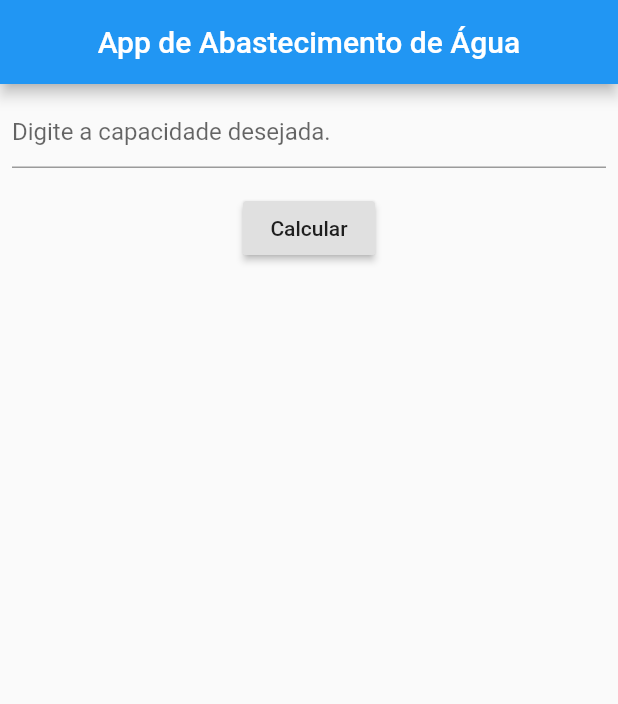
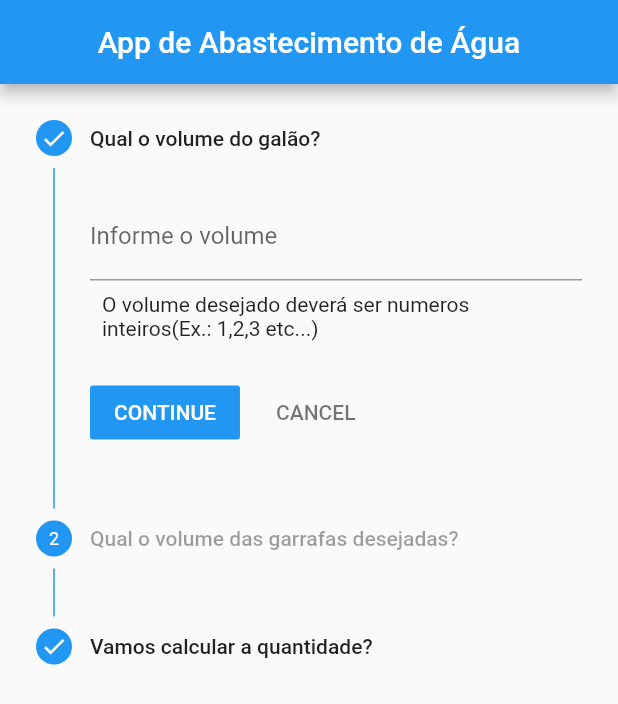
Before and after one commit to MuriloAlexSilva/app_abastecimentoAgua, a Flutter app: the screen it shows after launch, on a phone screen of 412 x 824 dp. Shown: the top 704 px of the screen. Run offline on Flutter 3.47's test engine with Material 2 defaults, Android fonts, the phone set to English and light mode, and no system bars.

Commit message:
Refatorando todo o app, alterando para o Stepper

```diff
--- a/app_abastecimento_agua/lib/app/views/homePage.dart
+++ b/app_abastecimento_agua/lib/app/views/homePage.dart
@@ -1,71 +1,178 @@
 import 'dart:math';
+import 'dart:ui';
 
+import 'package:app_abastecimento_agua/app/views/finalPage.dart';
 import 'package:flutter/material.dart';
 
 class MyApp extends StatefulWidget {
+  MyApp({Key key}) : super(key: key);
   @override
   _MyAppState createState() => _MyAppState();
 }
 
 class _MyAppState extends State<MyApp> {
+  int _currentStep = 0;
+  StepperType stepperType = StepperType.vertical;
   TextEditingController capacidadeController = TextEditingController();
+  TextEditingController garrafa1Controller = TextEditingController();
+  TextEditingController garrafa2Controller = TextEditingController();
+  TextEditingController garrafa3Controller = TextEditingController();
 
   @override
   Widget build(BuildContext context) {
     return MaterialApp(
+      routes: {
+        '/finalPage': (context) => FinalPage(),
+      },
+      title: "App de Abastecimento de Água",
       home: Scaffold(
         appBar: AppBar(
           title: Text("App de Abastecimento de Água"),
           centerTitle: true,
         ),
-        body: Column(
-          children: [
-            Padding(
-              padding: const EdgeInsets.all(8.0),
-              child: TextField(
-                controller: capacidadeController,
-                keyboardType: TextInputType.numberWithOptions(decimal: false),
-                decoration:
-                    InputDecoration(hintText: "Digite a capacidade desejada."),
+        body: Stepper(
+          type: StepperType.vertical,
+          physics: ScrollPhysics(),
+          currentStep: _currentStep,
+          onStepTapped: (step) => tapped(step),
+          onStepContinue: continued,
+          onStepCancel: cancel,
+          steps: [
+            Step(
+              title: Text("Qual o volume do galão?"),
+              content: Column(
+                children: [
+                  TextFormField(
+                    controller: capacidadeController,
+                    decoration: InputDecoration(
+                      labelText: 'Informe o volume',
+                    ),
+                    keyboardType: TextInputType.number,
+                  ),
+                  Padding(
+                    padding: const EdgeInsets.all(8.0),
+                    child: Text(
+                        "O volume desejado deverá ser numeros inteiros(Ex.: 1,2,3 etc...)"),
+                  )
+                ],
               ),
+              isActive: _currentStep >= 0,
+              state:
+                  _currentStep >= 0 ? StepState.complete : StepState.disabled,
             ),
-            Padding(
-              padding: const EdgeInsets.all(8.0),
-              child: RaisedButton(
-                  child: Text("Calcular"),
-                  onPressed: () {
-                    final int capacidade =
-                        int.tryParse(capacidadeController.text);
-                    setState(() {
-                      int galao = 0;
-                      int garrafa = 0;
-
-                      var garrafasUtilizadas = [];
-
-                      for (int i = 0; galao <= capacidade; i++) {
-                        garrafa = Random().nextInt(6) + 1;
-                        if ((galao + garrafa) < capacidade) {
-                          garrafasUtilizadas.add(garrafa);
-                          galao += garrafa;
-                        }
-                        if ((galao + garrafa) == capacidade) {
-                          garrafasUtilizadas.add(garrafa);
-                          galao += garrafa;
-                          print("galão $galao");
-                          print(garrafasUtilizadas);
-
-                          return garrafasUtilizadas;
-                        } else {
-                          continue;
-                        }
-                      }
-                    });
-                  }),
+            Step(
+              title: Text("Qual o volume das garrafas desejadas?"),
+              content: Column(
+                children: [
+                  TextFormField(
+                    controller: garrafa1Controller,
+                    decoration: InputDecoration(
+                      labelText: 'Informe o volume da 1ª garrafa',
+                    ),
+                    keyboardType: TextInputType.number,
+                  ),
+                  Padding(
+                    padding: const EdgeInsets.all(8.0),
+                    child: Text(
+                        "O volume desejado deverá ser numeros inteiros(Ex.: 1,2,3 etc...)"),
+                  ),
+                  SizedBox(height: 10),
+                  TextFormField(
+                    controller: garrafa2Controller,
+                    decoration: InputDecoration(
+                      labelText: 'Informe o volume da 2ª garrafa',
+                    ),
+                    keyboardType: TextInputType.number,
+                  ),
+                  Padding(
+                    padding: const EdgeInsets.all(8.0),
+                    child: Text(
+                        "O volume desejado deverá ser numeros inteiros(Ex.: 1,2,3 etc...)"),
+                  ),
+                  SizedBox(height: 10),
+                  TextFormField(
+                    controller: garrafa3Controller,
+                    decoration: InputDecoration(
+                      labelText: 'Informe o volume da 3ª garrafa',
+                    ),
+                    keyboardType: TextInputType.number,
+                  ),
+                  Padding(
+                    padding: const EdgeInsets.all(8.0),
+                    child: Text(
+                        "O volume desejado deverá ser numeros inteiros(Ex.: 1,2,3 etc...)"),
+                  ),
+                  SizedBox(height: 10),
+                  Text(
+                    "Cuidado!!! Se atentar quanto ao volume da soma das garrafas, para que não haja desperdício ao encher seu galão!!!",
+                    style: TextStyle(
+                        color: Colors.red, fontWeight: FontWeight.bold),
+                  )
+                ],
+              ),
+              isActive: _currentStep >= 0,
+              state:
+                  _currentStep >= 1 ? StepState.complete : StepState.disabled,
+            ),
+            Step(
+              title: Text("Vamos calcular a quantidade?"),
+              content: Center(
+                child: Column(
+                  mainAxisAlignment: MainAxisAlignment.center,
+                  crossAxisAlignment: CrossAxisAlignment.center,
+                  children: [
+                    Text(
+                      "Vamos calcular a quantidade?",
+                      style: TextStyle(fontWeight: FontWeight.bold),
+                    ),
+                    Text(
+                        "Se sim clique em Continue, caso contrário retorne e realize as alterações desejadas")
+                  ],
+                ),
+              ),
+              isActive: _currentStep >= 0,
+              state:
+                  _currentStep >= 0 ? StepState.complete : StepState.disabled,
             ),
           ],
         ),
       ),
     );
+  }
+
+  tapped(int step) {
+    setState(() {
+      _currentStep = step;
+    });
+  }
+
+  continued() {
+    _currentStep < 2
+        ? setState(() => _currentStep += 1)
+        : setState(() {
+            final int capacidade = int.tryParse(capacidadeController.text);
+            final int garrafa1 = int.tryParse(garrafa1Controller.text) ?? 0;
+            final int garrafa2 = int.tryParse(garrafa2Controller.text) ?? 0;
+            final int garrafa3 = int.tryParse(garrafa3Controller.text) ?? 0;
+            final int somaGarrafas = garrafa1 + garrafa2 + garrafa3;
+            if (somaGarrafas == capacidade) {
+              print(
+                  "Foram utilizadas as garrafas de ${garrafa1.toString()} litros,${garrafa2.toString()} litros e ${garrafa3.toString()} litros, sem desperdícios, Parabéns!!!");
+            } else if (somaGarrafas >= capacidade) {
+              int desperdicio = somaGarrafas - capacidade;
+              print(
+                  "Foram utilizadas as garrafas de ${garrafa1.toString()} litros,${garrafa2.toString()} litros e ${garrafa3.toString()} litros, porém houve uma sobra de $desperdicio litro(s), Tome Cuidado!!!");
+            } else {
+              int falta = capacidade - somaGarrafas;
+              print(
+                  "Foram utilizadas as garrafas de ${garrafa1.toString()} litros,${garrafa2.toString()} litros e ${garrafa3.toString()} litros, porém ainda falta(m) $falta litro(s) para completar, reveja as garrafas utilizadas.");
+            }
+            Navigator.of(context).pushNamed("/finalPage");
+          });
+  }
+
+  cancel() {
+    _currentStep > 0 ? setState(() => _currentStep -= 1) : null;
   }
 }
 
```
Also changed, not shown: app_abastecimento_agua/lib/app/views/finalPage.dart (added, +18 -0 lines).
